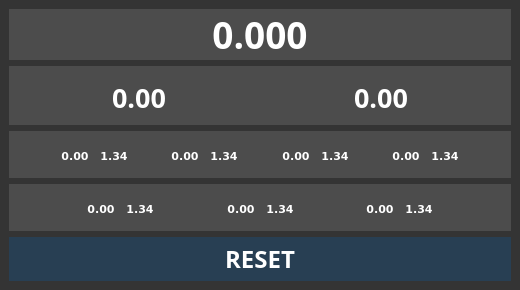
Before: the Qt Designer form main.ui in nicwest/statpadder, drawn with Qt 5.
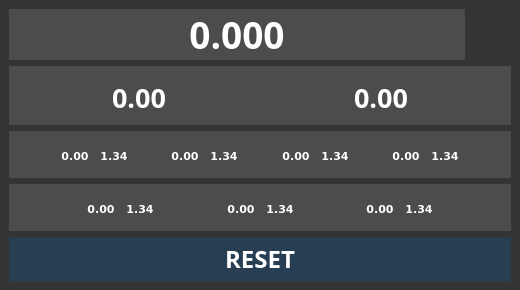
After: the same form once the commit is applied. Icons and pictures are not drawn.

What changed in the file:
```diff
--- a/main.ui
+++ b/main.ui
@@ -49,7 +49,15 @@
     <item>
      <layout class="QVBoxLayout" name="verticalLayout">
       <item>
+       <layout class="QHBoxLayout" name="horizontalLayout_11">
+        <item>
        <widget class="QLabel" name="change">
+          <property name="sizePolicy">
+           <sizepolicy hsizetype="Expanding" vsizetype="Expanding">
+            <horstretch>0</horstretch>
+            <verstretch>0</verstretch>
+           </sizepolicy>
+          </property>
         <property name="font">
          <font>
           <family>Trebuchet MS</family>
@@ -74,6 +82,34 @@
          <set>Qt::AlignCenter</set>
         </property>
        </widget>
+        </item>
+        <item>
+         <widget class="QPushButton" name="settingsButton">
+          <property name="sizePolicy">
+           <sizepolicy hsizetype="Fixed" vsizetype="Expanding">
+            <horstretch>0</horstretch>
+            <verstretch>0</verstretch>
+           </sizepolicy>
+          </property>
+          <property name="autoFillBackground">
+           <bool>false</bool>
+          </property>
+          <property name="styleSheet">
+           <string notr="true">background: rgb(76, 76, 76);</string>
+          </property>
+          <property name="text">
+           <string/>
+          </property>
+          <property name="icon">
+           <iconset>
+            <normaloff>data/settings.png</normaloff>data/settings.png</iconset>
+          </property>
+          <property name="flat">
+           <bool>true</bool>
+          </property>
+         </widget>
+        </item>
+       </layout>
       </item>
      </layout>
     </item>
```
Left out of the diff: 6 changed lines with no effect on the pictures. Lines whose indentation alone changed are shown as unchanged.
